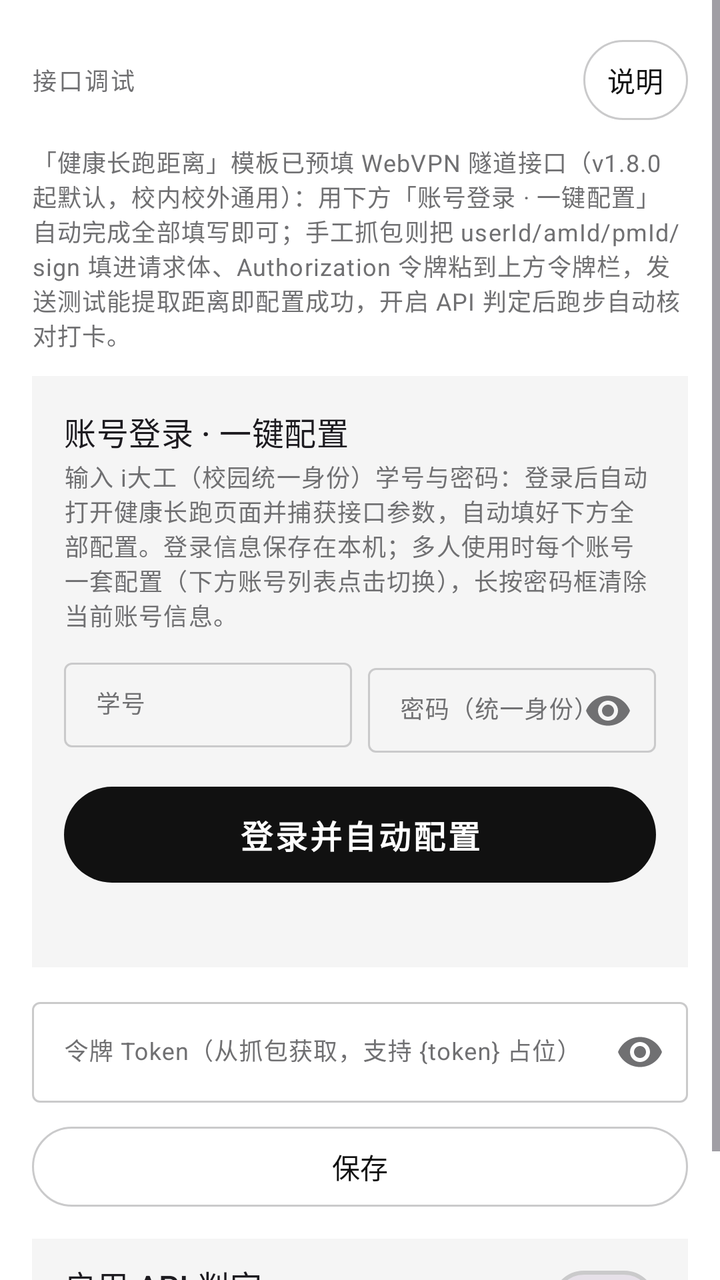
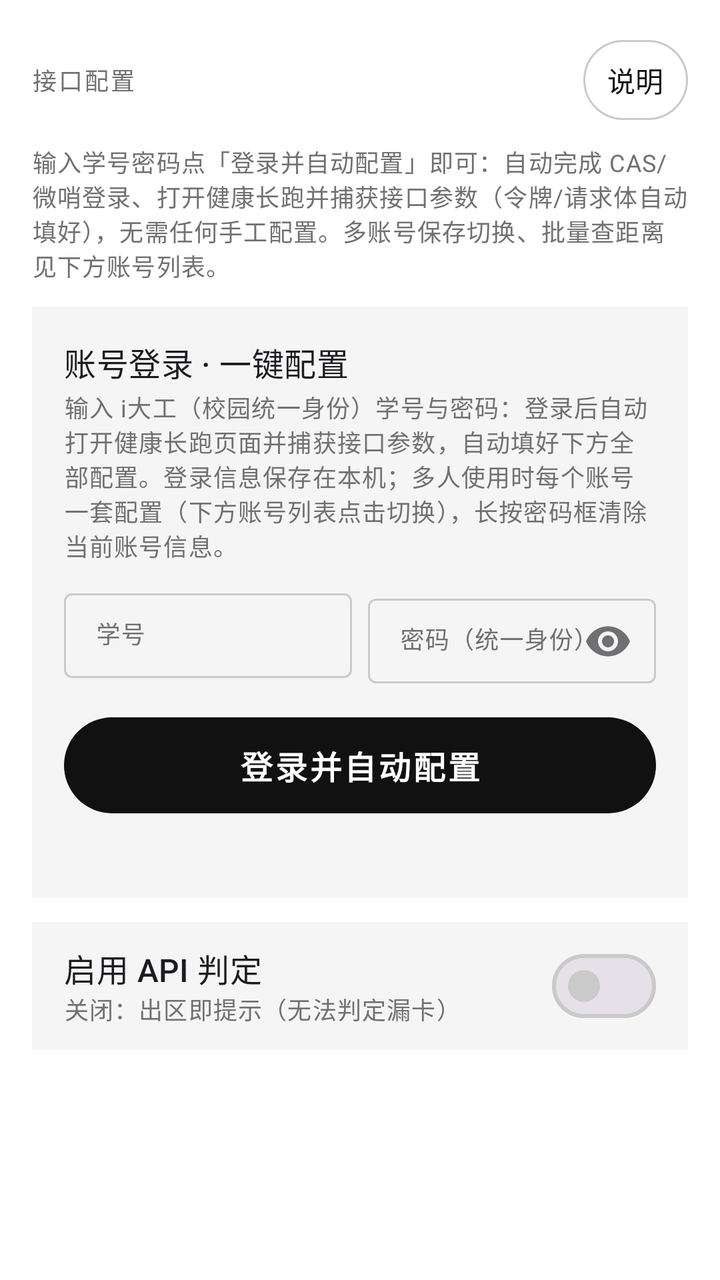

An Android layout rendered at two revisions. The XML below is the earlier revision; the diff shows what the commit changed to produce the second picture.
<!-- AndroidManifest.xml: application theme Theme.RunMate -->
<!-- res/layout/fragment_api.xml -->
<?xml version="1.0" encoding="utf-8"?>
<LinearLayout xmlns:android="http://schemas.android.com/apk/res/android"
    xmlns:app="http://schemas.android.com/apk/res-auto"
    android:layout_width="match_parent"
    android:layout_height="match_parent"
    android:orientation="vertical">

    <ScrollView
        android:id="@+id/scrollApi"
        android:layout_width="match_parent"
        android:layout_height="match_parent"
        android:fillViewport="true">

        <LinearLayout
            android:layout_width="match_parent"
            android:layout_height="wrap_content"
            android:orientation="vertical"
            android:padding="16dp">

            
            <LinearLayout android:orientation="horizontal" android:gravity="center_vertical"
                android:layout_width="match_parent" android:layout_height="wrap_content">
                <TextView style="@style/TextAppearance.RunMate.Label"
                    android:layout_width="0dp" android:layout_weight="1" android:layout_height="wrap_content"
                    android:text="@string/api_title" />
                <com.google.android.material.button.MaterialButton
                    android:id="@+id/btnHelpApi" style="?attr/materialButtonOutlinedStyle"
                    android:layout_width="wrap_content" android:layout_height="wrap_content"
                    android:minWidth="0dp" android:insetLeft="0dp" android:insetRight="0dp"
                    android:paddingHorizontal="12dp"
                    android:text="@string/api_help" />
            </LinearLayout>

            <TextView android:layout_width="match_parent" android:layout_height="wrap_content"
                android:layout_marginTop="8dp" android:textAppearance="?attr/textAppearanceBodySmall"
                android:textColor="?attr/colorOnSurfaceVariant" android:text="@string/api_usage_hint" />

            
            <LinearLayout android:orientation="vertical"
                android:layout_width="match_parent" android:layout_height="wrap_content"
                android:layout_marginTop="12dp"
                android:background="?attr/colorSurfaceVariant" android:padding="16dp">
                <TextView android:layout_width="match_parent" android:layout_height="wrap_content"
                    android:textAppearance="?attr/textAppearanceTitleMedium"
                    android:text="@string/ws_card_title" />
                <TextView android:layout_width="match_parent" android:layout_height="wrap_content"
                    android:layout_marginTop="2dp" android:textAppearance="?attr/textAppearanceBodySmall"
                    android:textColor="?attr/colorOnSurfaceVariant"
                    android:text="@string/ws_card_hint" />
                <LinearLayout android:orientation="horizontal"
                    android:layout_width="match_parent" android:layout_height="wrap_content"
                    android:layout_marginTop="10dp">
                    <com.google.android.material.textfield.TextInputLayout
                        style="@style/Widget.Material3.TextInputLayout.OutlinedBox.Dense"
                        android:layout_width="0dp" android:layout_weight="1"
                        android:layout_height="wrap_content" android:hint="@string/ws_number_hint">
                        <com.google.android.material.textfield.TextInputEditText
                            android:id="@+id/etWsNumber" android:layout_width="match_parent"
                            android:layout_height="wrap_content" android:inputType="text"
                            android:singleLine="true"
                            android:textAppearance="?attr/textAppearanceBodySmall" />
                    </com.google.android.material.textfield.TextInputLayout>
                    <com.google.android.material.textfield.TextInputLayout
                        style="@style/Widget.Material3.TextInputLayout.OutlinedBox.Dense"
                        android:layout_width="0dp" android:layout_weight="1"
                        android:layout_height="wrap_content" android:layout_marginStart="8dp"
                        android:hint="@string/ws_pwd_hint" app:endIconMode="password_toggle">
                        <com.google.android.material.textfield.TextInputEditText
                            android:id="@+id/etWsPwd" android:layout_width="match_parent"
                            android:layout_height="wrap_content" android:inputType="textPassword"
                            android:imeOptions="actionDone" android:singleLine="true"
                            android:textAppearance="?attr/textAppearanceBodySmall" />
                    </com.google.android.material.textfield.TextInputLayout>
                </LinearLayout>
                <com.google.android.material.button.MaterialButton
                    android:id="@+id/btnWsLogin" style="@style/Widget.RunMate.PillButton"
                    android:layout_width="match_parent" android:layout_height="wrap_content"
                    android:layout_marginTop="10dp" android:text="@string/ws_btn_login" />
                <com.google.android.material.button.MaterialButton
                    android:id="@+id/btnOpenH5" style="?attr/materialButtonOutlinedStyle"
                    android:layout_width="match_parent" android:layout_height="wrap_content"
                    android:layout_marginTop="8dp" android:visibility="gone"
                    android:text="@string/ws_btn_open_h5" />
                <TextView android:id="@+id/tvWsStatus" android:layout_width="match_parent"
                    android:layout_height="wrap_content" android:layout_marginTop="6dp"
                    android:textAppearance="?attr/textAppearanceBodySmall"
                    android:textColor="?attr/colorOnSurfaceVariant" android:text="" />

                
                <HorizontalScrollView
                    android:id="@+id/scrollAccounts"
                    android:layout_width="match_parent" android:layout_height="wrap_content"
                    android:layout_marginTop="6dp" android:scrollbars="none"
                    android:visibility="gone">
                    <LinearLayout
                        android:id="@+id/layAccounts" android:orientation="horizontal"
                        android:layout_width="wrap_content" android:layout_height="wrap_content" />
                </HorizontalScrollView>

                
                <com.google.android.material.button.MaterialButton
                    android:id="@+id/btnQueryAll" style="?attr/materialButtonOutlinedStyle"
                    android:layout_width="match_parent" android:layout_height="wrap_content"
                    android:layout_marginTop="8dp" android:visibility="gone"
                    android:text="@string/acct_btn_query_all" />
            </LinearLayout>

            <com.google.android.material.textfield.TextInputLayout
                android:id="@+id/tilToken" android:layout_width="match_parent"
                android:layout_height="wrap_content" android:layout_marginTop="12dp"
                android:hint="@string/api_token_label"
                app:endIconMode="password_toggle">
                <com.google.android.material.textfield.TextInputEditText
                    android:id="@+id/etToken" android:layout_width="match_parent"
                    android:layout_height="wrap_content" android:inputType="textPassword"
                    android:textAppearance="?attr/textAppearanceBodySmall" />
            </com.google.android.material.textfield.TextInputLayout>

            <com.google.android.material.button.MaterialButton
                android:id="@+id/btnTokenSave" style="?attr/materialButtonOutlinedStyle"
                android:layout_width="match_parent" android:layout_height="wrap_content"
                android:layout_marginTop="8dp" android:text="@string/save" />

            <LinearLayout android:orientation="horizontal" android:gravity="center_vertical"
                android:layout_width="match_parent" android:layout_height="wrap_content"
                android:layout_marginTop="12dp" android:background="?attr/colorSurfaceVariant"
                android:paddingHorizontal="16dp" android:paddingVertical="8dp">
                <LinearLayout android:orientation="vertical" android:layout_width="0dp"
                    android:layout_weight="1" android:layout_height="wrap_content">
                    <TextView android:layout_width="match_parent" android:layout_height="wrap_content"
                        android:textAppearance="?attr/textAppearanceTitleMedium" android:text="@string/pref_api_enabled" />
                    <TextView android:layout_width="match_parent" android:layout_height="wrap_content"
                        android:textAppearance="?attr/textAppearanceBodySmall"
                        android:textColor="?attr/colorOnSurfaceVariant" android:text="@string/api_enabled_off" />
                </LinearLayout>
                <com.google.android.material.materialswitch.MaterialSwitch
                    android:id="@+id/swApiMode" android:layout_width="wrap_content"
                    android:layout_height="wrap_content" />
            </LinearLayout>

            
            <com.google.android.material.card.MaterialCardView
                android:id="@+id/cardResult" android:layout_width="match_parent"
                android:layout_height="wrap_content" android:layout_marginTop="12dp"
                android:visibility="gone" app:cardBackgroundColor="?attr/colorSurfaceVariant"
                app:cardCornerRadius="24dp" app:strokeWidth="0dp">
                <LinearLayout android:orientation="vertical" android:padding="20dp"
                    android:layout_width="match_parent" android:layout_height="wrap_content">
                    
                    <TextView android:id="@+id/tvApiStatus" android:layout_width="match_parent"
                        android:layout_height="wrap_content" android:textAppearance="?attr/textAppearanceTitleMedium"
                        android:textIsSelectable="true"
                        android:text="@string/api_result_none" />
                    <TextView android:id="@+id/tvApiExtract" android:layout_width="match_parent"
                        android:layout_height="wrap_content" android:layout_marginTop="4dp"
                        android:textAppearance="?attr/textAppearanceBodyMedium"
                        android:textIsSelectable="true"
                        android:textColor="?attr/colorOnSurfaceVariant" android:text="" />
                    
                    <ScrollView android:id="@+id/svApiBody" android:layout_width="match_parent" android:layout_height="240dp"
                        android:layout_marginTop="8dp" android:background="?attr/colorSurface"
                        android:padding="8dp">
                        <TextView android:id="@+id/tvApiBody" android:layout_width="match_parent"
                            android:layout_height="wrap_content" android:textAppearance="?attr/textAppearanceBodySmall"
                            android:fontFamily="monospace" android:textIsSelectable="true" android:text="" />
                    </ScrollView>
                    
                    <com.google.android.material.button.MaterialButton
                        android:id="@+id/btnCopyResult" style="?attr/materialButtonOutlinedStyle"
                        android:layout_width="wrap_content" android:layout_height="wrap_content"
                        android:layout_marginTop="8dp" android:layout_gravity="end"
                        android:text="@string/api_result_copy" />
                </LinearLayout>
            </com.google.android.material.card.MaterialCardView>

            <androidx.recyclerview.widget.RecyclerView
                android:id="@+id/rvProfiles" android:layout_width="match_parent"
                android:layout_height="wrap_content" android:layout_marginTop="12dp"
                android:nestedScrollingEnabled="false" />
        </LinearLayout>
    </ScrollView>
</LinearLayout>
<!-- resources referenced by this layout -->
<resources>
  <string name="acct_btn_query_all">查询全部账号距离</string>
  <string name="api_enabled_off">关闭：出区即提示（无法判定漏卡）</string>
  <string name="api_help">说明</string>
  <string name="api_result_copy">复制完整结果</string>
  <string name="api_result_none">尚无结果</string>
  <string name="api_title">接口调试</string>
  <string name="api_token_label">令牌 Token（从抓包获取，支持 {token} 占位）</string>
  <string name="api_usage_hint">「健康长跑距离」模板已预填 WebVPN 隧道接口（v1.8.0 起默认，校内校外通用）：用下方「账号登录 · 一键配置」自动完成全部填写即可；手工抓包则把 userId/amId/pmId/sign 填进请求体、Authorization 令牌粘到上方令牌栏，发送测试能提取距离即配置成功，开启 API 判定后跑步自动核对打卡。</string>
  <string name="pref_api_enabled">启用 API 判定</string>
  <string name="save">保存</string>
  <string name="ws_btn_login">登录并自动配置</string>
  <string name="ws_btn_open_h5">重新捕获 H5 参数（换学期/令牌失效时用）</string>
  <string name="ws_card_hint">输入 i大工（校园统一身份）学号与密码：登录后自动打开健康长跑页面并捕获接口参数，自动填好下方全部配置。登录信息保存在本机；多人使用时每个账号一套配置（下方账号列表点击切换），长按密码框清除当前账号信息。</string>
  <string name="ws_card_title">账号登录 · 一键配置</string>
  <string name="ws_number_hint">学号</string>
  <string name="ws_pwd_hint">密码（统一身份）</string>
  <style name="TextAppearance.RunMate.Label" parent="TextAppearance.Material3.LabelMedium">
          <item name="android:textColor">?attr/colorOnSurfaceVariant</item>
          <item name="android:letterSpacing">0.08</item>
      </style>
  <style name="Widget.RunMate.PillButton" parent="Widget.Material3.Button">
          <item name="shapeAppearanceOverlay">@style/ShapeAppearance.RunMate.Pill</item>
          <item name="android:minHeight">56dp</item>
          <item name="android:textSize">16sp</item>
          <item name="android:letterSpacing">0.08</item>
          <item name="android:textStyle">bold</item>
          <item name="android:paddingStart">28dp</item>
          <item name="android:paddingEnd">28dp</item>
      </style>
  <style name="ShapeAppearance.RunMate.Pill" parent="">
          <item name="cornerFamily">rounded</item>
          <item name="cornerSize">999dp</item>
      </style>
  <color name="md_primary">#FF111111</color>
  <color name="md_on_primary">#FFFFFFFF</color>
  <color name="md_primary_container">#FFE5E5E5</color>
  <color name="md_on_primary_container">#FF111111</color>
  <color name="md_secondary">#FF39393B</color>
  <color name="md_on_secondary">#FFFFFFFF</color>
  <color name="md_secondary_container">#FFF5F5F5</color>
  <color name="md_on_secondary_container">#FF39393B</color>
  <color name="md_tertiary">#FF1151FF</color>
  <color name="md_on_tertiary">#FFFFFFFF</color>
  <color name="md_tertiary_container">#FFD6E2FF</color>
  <color name="md_on_tertiary_container">#FF00308F</color>
  <color name="md_error">#FFD30005</color>
  <color name="md_on_error">#FFFFFFFF</color>
  <color name="md_error_container">#FFFFDAD4</color>
  <color name="md_on_error_container">#FF780700</color>
  <color name="md_background">#FFFFFFFF</color>
  <color name="md_on_background">#FF111111</color>
  <color name="md_surface">#FFFFFFFF</color>
  <color name="md_on_surface">#FF111111</color>
  <color name="md_surface_variant">#FFF5F5F5</color>
  <color name="md_on_surface_variant">#FF707072</color>
  <color name="md_outline">#FFCACACB</color>
  <color name="md_outline_variant">#FFE5E5E5</color>
  <!-- unchanged entries left out for length: 1 -->
</resources>

<!-- the commit's change to res/layout/fragment_api.xml (unified diff, before → after) -->
@@ -62,8 +62,8 @@
                     </com.google.android.material.textfield.TextInputLayout>
                     <com.google.android.material.textfield.TextInputLayout
                         style="@style/Widget.Material3.TextInputLayout.OutlinedBox.Dense"
-                        android:layout_width="0dp" android:layout_weight="1"
-                        android:layout_height="wrap_content" android:layout_marginStart="8dp"
+                        android:layout_width="0dp" android:layout_weight="1" android:layout_marginStart="8dp"
+                        android:layout_height="wrap_content"
                         android:hint="@string/ws_pwd_hint" app:endIconMode="password_toggle">
                         <com.google.android.material.textfield.TextInputEditText
                             android:id="@+id/etWsPwd" android:layout_width="match_parent"
@@ -105,22 +105,6 @@
                     android:text="@string/acct_btn_query_all" />
             </LinearLayout>
 
-            <com.google.android.material.textfield.TextInputLayout
-                android:id="@+id/tilToken" android:layout_width="match_parent"
-                android:layout_height="wrap_content" android:layout_marginTop="12dp"
-                android:hint="@string/api_token_label"
-                app:endIconMode="password_toggle">
-                <com.google.android.material.textfield.TextInputEditText
-                    android:id="@+id/etToken" android:layout_width="match_parent"
-                    android:layout_height="wrap_content" android:inputType="textPassword"
-                    android:textAppearance="?attr/textAppearanceBodySmall" />
-            </com.google.android.material.textfield.TextInputLayout>
-
-            <com.google.android.material.button.MaterialButton
-                android:id="@+id/btnTokenSave" style="?attr/materialButtonOutlinedStyle"
-                android:layout_width="match_parent" android:layout_height="wrap_content"
-                android:layout_marginTop="8dp" android:text="@string/save" />
-
             <LinearLayout android:orientation="horizontal" android:gravity="center_vertical"
                 android:layout_width="match_parent" android:layout_height="wrap_content"
                 android:layout_marginTop="12dp" android:background="?attr/colorSurfaceVariant"
@@ -137,46 +121,6 @@
                     android:id="@+id/swApiMode" android:layout_width="wrap_content"
                     android:layout_height="wrap_content" />
             </LinearLayout>
-
-            
-            <com.google.android.material.card.MaterialCardView
-                android:id="@+id/cardResult" android:layout_width="match_parent"
-                android:layout_height="wrap_content" android:layout_marginTop="12dp"
-                android:visibility="gone" app:cardBackgroundColor="?attr/colorSurfaceVariant"
-                app:cardCornerRadius="24dp" app:strokeWidth="0dp">
-                <LinearLayout android:orientation="vertical" android:padding="20dp"
-                    android:layout_width="match_parent" android:layout_height="wrap_content">
-                    
-                    <TextView android:id="@+id/tvApiStatus" android:layout_width="match_parent"
-                        android:layout_height="wrap_content" android:textAppearance="?attr/textAppearanceTitleMedium"
-                        android:textIsSelectable="true"
-                        android:text="@string/api_result_none" />
-                    <TextView android:id="@+id/tvApiExtract" android:layout_width="match_parent"
-                        android:layout_height="wrap_content" android:layout_marginTop="4dp"
-                        android:textAppearance="?attr/textAppearanceBodyMedium"
-                        android:textIsSelectable="true"
-                        android:textColor="?attr/colorOnSurfaceVariant" android:text="" />
-                    
-                    <ScrollView android:id="@+id/svApiBody" android:layout_width="match_parent" android:layout_height="240dp"
-                        android:layout_marginTop="8dp" android:background="?attr/colorSurface"
-                        android:padding="8dp">
-                        <TextView android:id="@+id/tvApiBody" android:layout_width="match_parent"
-                            android:layout_height="wrap_content" android:textAppearance="?attr/textAppearanceBodySmall"
-                            android:fontFamily="monospace" android:textIsSelectable="true" android:text="" />
-                    </ScrollView>
-                    
-                    <com.google.android.material.button.MaterialButton
-                        android:id="@+id/btnCopyResult" style="?attr/materialButtonOutlinedStyle"
-                        android:layout_width="wrap_content" android:layout_height="wrap_content"
-                        android:layout_marginTop="8dp" android:layout_gravity="end"
-                        android:text="@string/api_result_copy" />
-                </LinearLayout>
-            </com.google.android.material.card.MaterialCardView>
-
-            <androidx.recyclerview.widget.RecyclerView
-                android:id="@+id/rvProfiles" android:layout_width="match_parent"
-                android:layout_height="wrap_content" android:layout_marginTop="12dp"
-                android:nestedScrollingEnabled="false" />
         </LinearLayout>
     </ScrollView>
 </LinearLayout>
<!-- resource entries referenced after the edit -->
@@ -3,13 +3,9 @@
   <string name="acct_btn_query_all">查询全部账号距离</string>
   <string name="api_enabled_off">关闭：出区即提示（无法判定漏卡）</string>
   <string name="api_help">说明</string>
-  <string name="api_result_copy">复制完整结果</string>
-  <string name="api_result_none">尚无结果</string>
-  <string name="api_title">接口调试</string>
-  <string name="api_token_label">令牌 Token（从抓包获取，支持 {token} 占位）</string>
-  <string name="api_usage_hint">「健康长跑距离」模板已预填 WebVPN 隧道接口（v1.8.0 起默认，校内校外通用）：用下方「账号登录 · 一键配置」自动完成全部填写即可；手工抓包则把 userId/amId/pmId/sign 填进请求体、Authorization 令牌粘到上方令牌栏，发送测试能提取距离即配置成功，开启 API 判定后跑步自动核对打卡。</string>
+  <string name="api_title">接口配置</string>
+  <string name="api_usage_hint">输入学号密码点「登录并自动配置」即可：自动完成 CAS/微哨登录、打开健康长跑并捕获接口参数（令牌/请求体自动填好），无需任何手工配置。多账号保存切换、批量查距离见下方账号列表。</string>
   <string name="pref_api_enabled">启用 API 判定</string>
-  <string name="save">保存</string>
   <string name="ws_btn_login">登录并自动配置</string>
   <string name="ws_btn_open_h5">重新捕获 H5 参数（换学期/令牌失效时用）</string>
   <string name="ws_card_hint">输入 i大工（校园统一身份）学号与密码：登录后自动打开健康长跑页面并捕获接口参数，自动填好下方全部配置。登录信息保存在本机；多人使用时每个账号一套配置（下方账号列表点击切换），长按密码框清除当前账号信息。</string>
